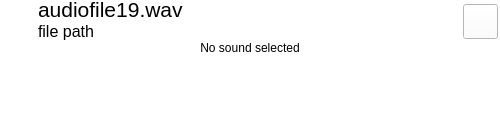
The window that AudioSearchQT/audiothumbnail.ui (interactiveaudiolab/SoundSeek) describes before a commit, drawn with Qt 5.
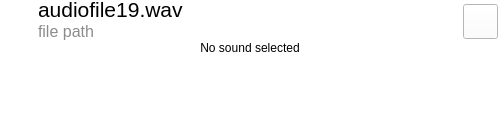
The same window after the commit. Icons and pictures are not drawn. Custom widgets are drawn as their Qt base class.

Commit message: AudioThumbnail stylesheet

Patch:
```diff
--- a/AudioSearchQT/audiothumbnail.ui
+++ b/AudioSearchQT/audiothumbnail.ui
@@ -118,6 +118,9 @@
            <pointsize>12</pointsize>
           </font>
          </property>
+         <property name="styleSheet">
+          <string notr="true">color: rgb(140,140,140); </string>
+         </property>
          <property name="text">
           <string>file path</string>
          </property>
```
The commit also changes 1 other file.
